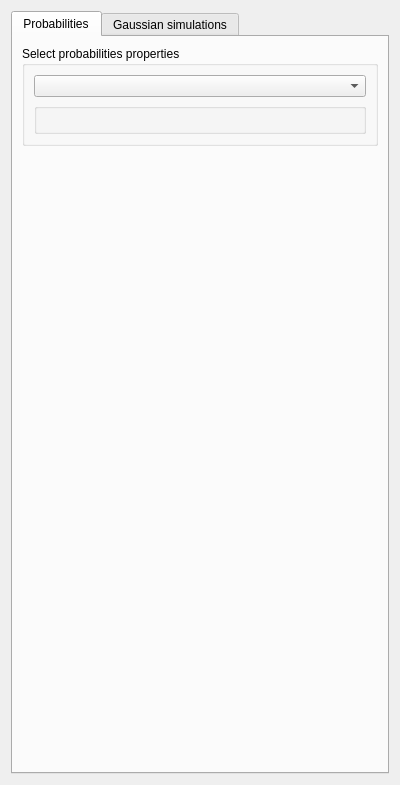
Old version of the form ui/p-fields.ui in the repository robertorolo/LPM-Geomod_Suite.
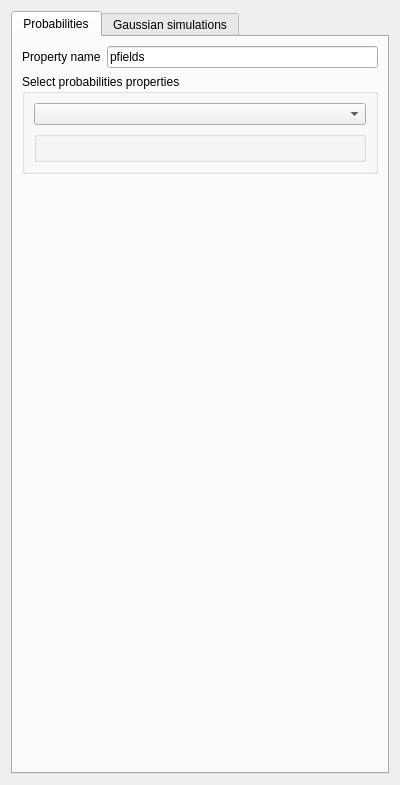
New version of the form. Custom widgets are drawn as their Qt base class.

The edit to the form file:
```diff
--- a/ui/p-fields.ui
+++ b/ui/p-fields.ui
@@ -31,6 +31,26 @@
       </attribute>
       <layout class="QGridLayout" name="gridLayout_3">
        <item row="0" column="0">
+        <widget class="QLabel" name="label">
+         <property name="text">
+          <string>Property name</string>
+         </property>
+        </widget>
+       </item>
+       <item row="0" column="1">
+        <widget class="QLineEdit" name="lineEdit">
+         <property name="sizePolicy">
+          <sizepolicy hsizetype="Expanding" vsizetype="Fixed">
+           <horstretch>0</horstretch>
+           <verstretch>0</verstretch>
+          </sizepolicy>
+         </property>
+         <property name="text">
+          <string>pfields</string>
+         </property>
+        </widget>
+       </item>
+       <item row="1" column="0" colspan="2">
         <widget class="QGroupBox" name="groupBox_2">
          <property name="title">
           <string>Select probabilities properties</string>
@@ -59,7 +79,7 @@
          </layout>
         </widget>
        </item>
-       <item row="1" column="0">
+       <item row="2" column="1">
         <spacer name="verticalSpacer">
          <property name="orientation">
           <enum>Qt::Vertical</enum>
```
